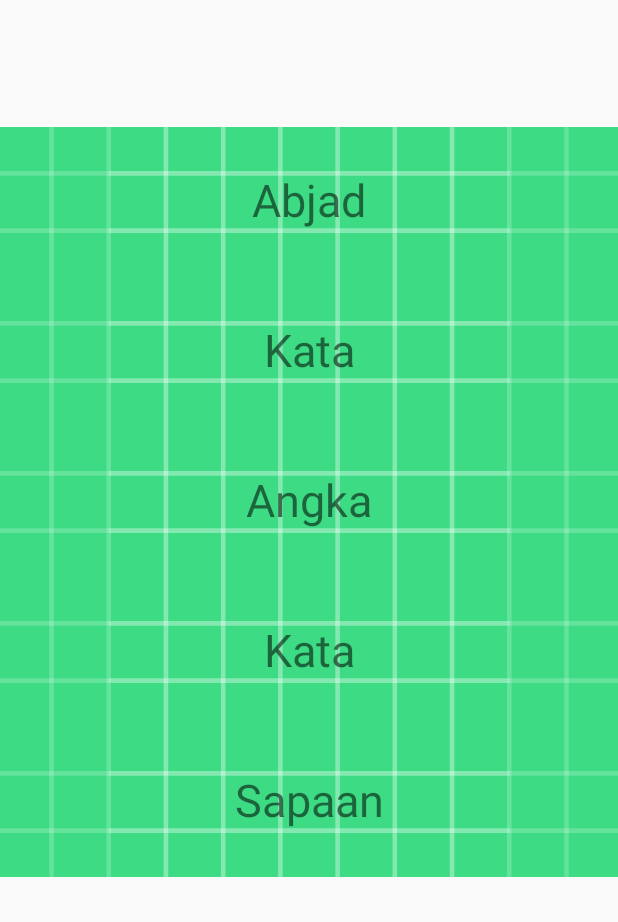
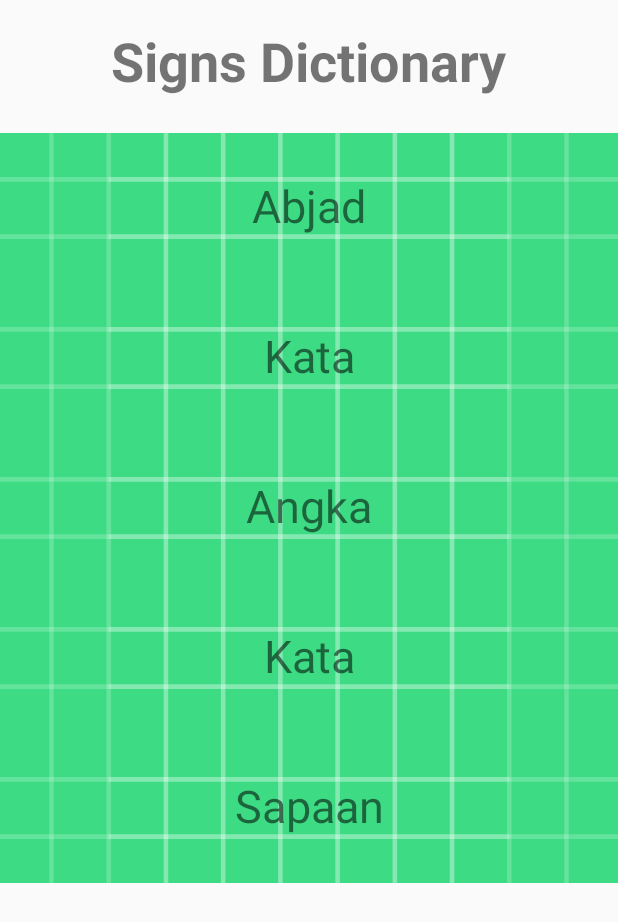
Before and after one commit to sungindra/SignDictionary, an Android app: the screen it shows after launch (MainActivity), on a phone screen of 412 x 824 dp. Shown: the top 922 px of the screen. Run offline under Robolectric (Android 15) with nearby library versions, the phone set to English and light mode, and no system bars.

Commit message:
Fix title not showing up

```diff
--- a/app/src/main/java/com/reynardvincent/signdictionary/Controller/MainActivity.kt
+++ b/app/src/main/java/com/reynardvincent/signdictionary/Controller/MainActivity.kt
@@ -22,5 +22,6 @@ class MainActivity : AppCompatActivity() {
         categoryAdapter = CategoryAdapter(this, SampleData.categories)
 
         category_view.adapter = categoryAdapter
+        appName.text = "Signs Dictionary"
     }
 }
--- a/app/src/main/res/layout/activity_main.xml
+++ b/app/src/main/res/layout/activity_main.xml
@@ -11,19 +11,19 @@
         android:layout_width="wrap_content"
         android:layout_height="wrap_content"
         android:layout_marginTop="16dp"
-        android:textAlignment="center"
         android:textSize="36sp"
         android:textStyle="bold"
+        app:layout_constraintBottom_toTopOf="@+id/category_view"
         app:layout_constraintEnd_toEndOf="parent"
         app:layout_constraintStart_toStartOf="parent"
         app:layout_constraintTop_toTopOf="parent"
-        tools:text="Signs Dictionary" />
+        tools:text="testing" />
 
     <ListView
         android:id="@+id/category_view"
         android:layout_width="0dp"
         android:layout_height="0dp"
-        android:layout_marginTop="20dp"
+        android:layout_marginTop="24dp"
         android:divider="@null"
         app:layout_constraintBottom_toBottomOf="parent"
         app:layout_constraintEnd_toEndOf="parent"
```
